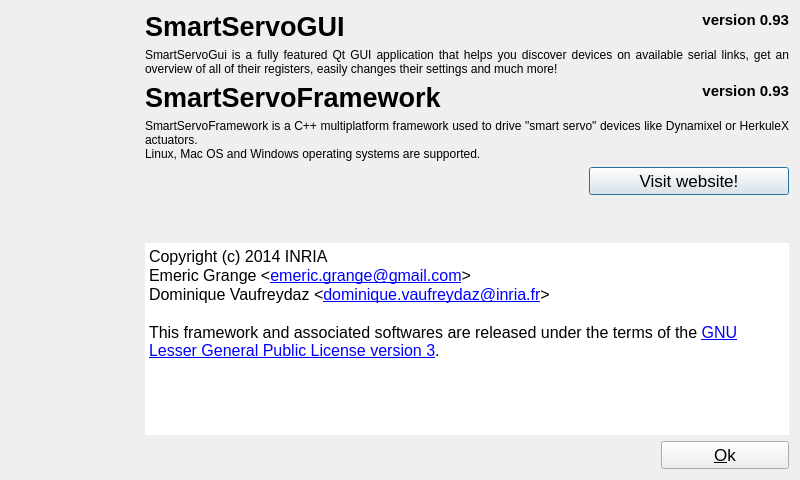
This is gui/ui/qabout.ui in emericg/SmartServoFramework as Qt 5 draws it before an edit. The edited form follows.
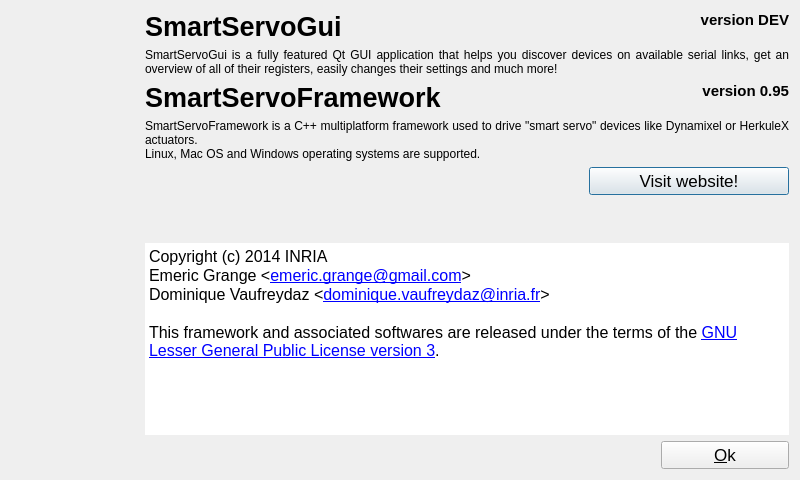
This is the edited form. Icons and pictures are not drawn.

```diff
--- a/gui/ui/qabout.ui
+++ b/gui/ui/qabout.ui
@@ -77,7 +77,7 @@
         </font>
        </property>
        <property name="text">
-        <string>&lt;html&gt;&lt;head/&gt;&lt;body&gt;&lt;p&gt;&lt;span style=&quot; font-size:11pt;&quot;&gt;version 0.93&lt;/span&gt;&lt;/p&gt;&lt;/body&gt;&lt;/html&gt;</string>
+        <string>&lt;html&gt;&lt;head/&gt;&lt;body&gt;&lt;p&gt;version DEV&lt;/p&gt;&lt;/body&gt;&lt;/html&gt;</string>
        </property>
        <property name="alignment">
         <set>Qt::AlignRight|Qt::AlignTop|Qt::AlignTrailing</set>
@@ -110,7 +110,7 @@
         <string/>
        </property>
        <property name="text">
-        <string>SmartServoGUI</string>
+        <string>SmartServoGui</string>
        </property>
       </widget>
      </item>
@@ -201,7 +201,7 @@
         </font>
        </property>
        <property name="text">
-        <string>version 0.93</string>
+        <string>version 0.95</string>
        </property>
        <property name="alignment">
         <set>Qt::AlignRight|Qt::AlignTop|Qt::AlignTrailing</set>
```
